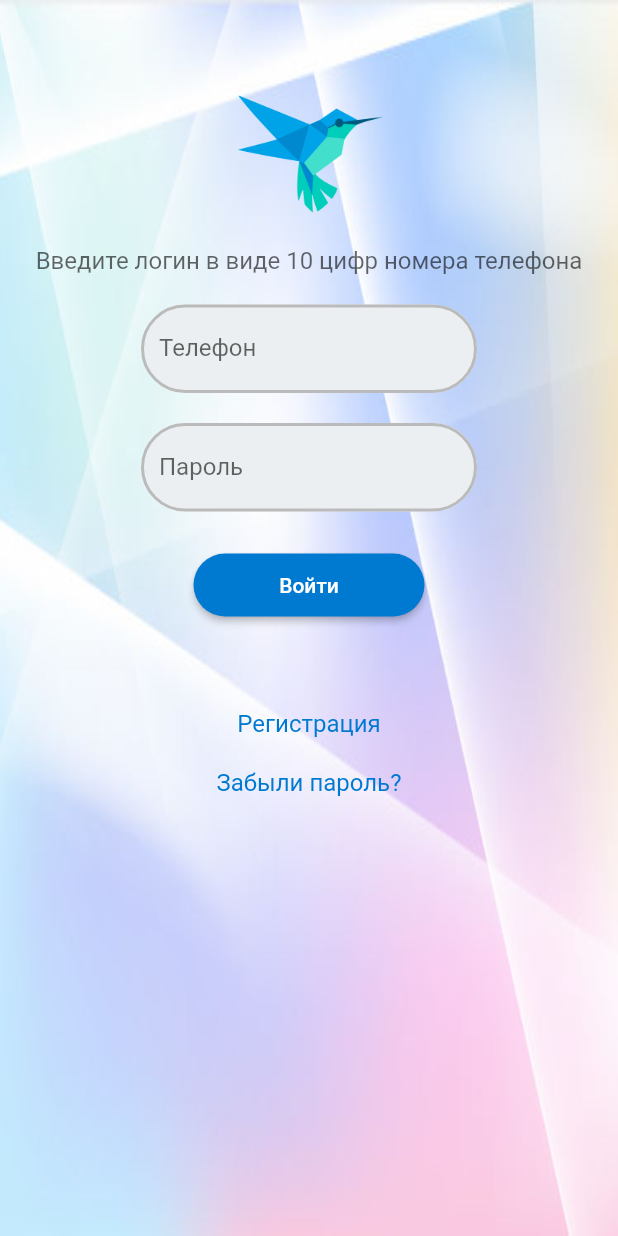
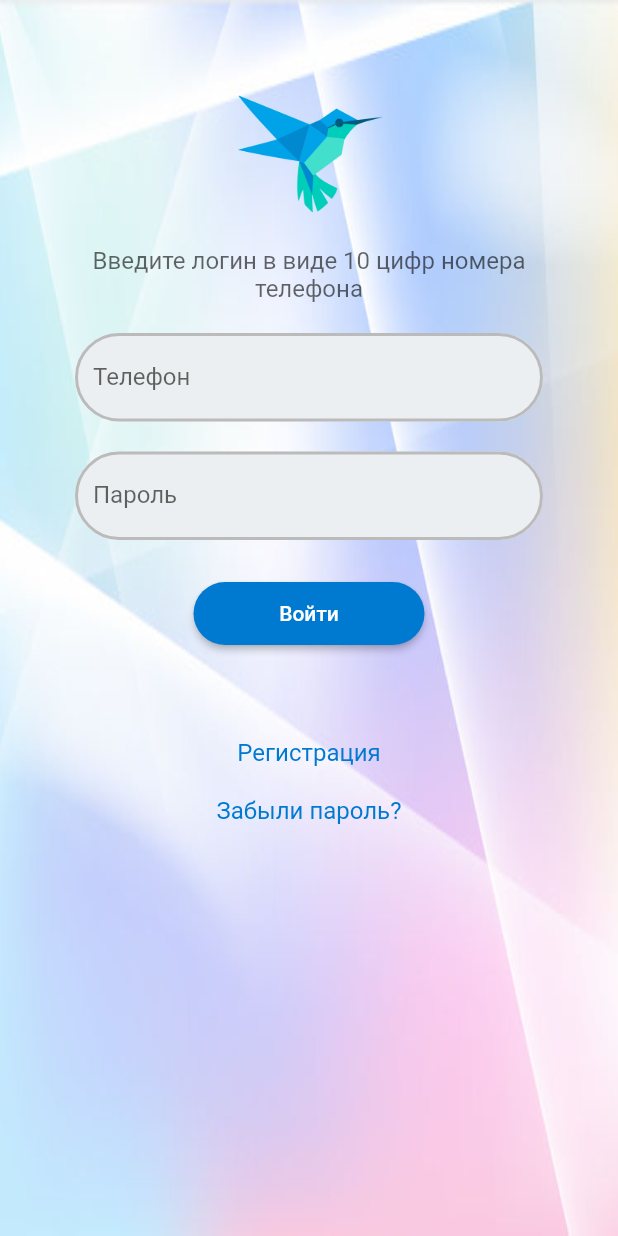
Before and after one commit to sfdrv19/page_auth, a Flutter app: the screen it shows after launch, on a phone screen of 412 x 824 dp. Run offline on Flutter 3.47's test engine with Material 2 defaults, Android fonts, the phone set to English and light mode, and no system bars.

Commit message:
+ прокрутка

```diff
--- /dev/null
+++ b/lib/expanded_demo_screen.dart
@@ -0,0 +1,18 @@
+import 'package:flutter/material.dart';
+
+class ExpandedDemoScreen extends StatelessWidget {
+  const ExpandedDemoScreen({Key? key}) : super(key: key);
+
+  @override
+  Widget build(BuildContext context) {
+    return MaterialApp(
+      home: Scaffold(
+        body: Row(
+          children: [
+            Text('Text'),
+          ],
+        ),
+      ),
+    );
+  }
+}
--- a/lib/main.dart
+++ b/lib/main.dart
@@ -13,7 +13,7 @@ class MyApp extends StatelessWidget {
       const borderStyle = OutlineInputBorder(
         borderRadius: BorderRadius.all(Radius.circular(36)),
         borderSide: BorderSide(
-          color: const Color(0xFFbbbbbb), width: 2));
+          color: Color(0xFFbbbbbb), width: 2));
       const linkTextStyle = TextStyle(
           fontSize: 16,
           color: Color(0xFF0079D0));
@@ -21,23 +21,29 @@ class MyApp extends StatelessWidget {
     return MaterialApp(
       home: Scaffold(
           body: Container(
-            decoration: BoxDecoration(
+            decoration: const BoxDecoration(
               image: DecorationImage(
                 image: AssetImage('assets/bg.jpg'),
                 fit: BoxFit.fill,
               )
             ),
             width: double.infinity,
+            height: double.infinity,
+            padding: const EdgeInsets.symmetric(horizontal: 50),
+            child: SingleChildScrollView(
               child: Column(children:  [
-              SizedBox(height: 60,),
-              SizedBox(width:110, height: 84, child: Image(image: AssetImage('assets/dart-logo.png'),),),
-              SizedBox(height: 20,),
-              Text('Введите логин в виде 10 цифр номера телефона',
+                const SizedBox(height: 60,),
+                const SizedBox(
+                  width:110,
+                  height: 84,
+                  child: Image(image: AssetImage('assets/dart-logo.png'),),),
+                const SizedBox(height: 20,),
+                const Text('Введите логин в виде 10 цифр номера телефона',
                 style: TextStyle(fontSize: 16, color: Color.fromRGBO(0, 0, 0, 0.6)),
                 textAlign: TextAlign.center,),
-              SizedBox(height: 20,),
-              const SizedBox(width: 224,
-                child: TextField(
+                const SizedBox(height: 20,),
+                const TextField(
+                  keyboardType: TextInputType.phone,
                   decoration: InputDecoration(
                     filled: true,
                     fillColor: Color(0xFFeceff1),
@@ -46,10 +52,8 @@ class MyApp extends StatelessWidget {
                     labelText: 'Телефон',
                   ),
                 ),
-              ),
-              SizedBox(height: 20,),
-              const SizedBox(width: 224,
-                child: TextField(
+                const SizedBox(height: 20,),
+                const TextField(
                   obscureText: true,
                   decoration: InputDecoration(
                     filled: true,
@@ -59,25 +63,26 @@ class MyApp extends StatelessWidget {
                     labelText: 'Пароль',
                   ),
                 ),
-              ),
-              SizedBox(height: 28,),
+                const SizedBox(height: 28,),
                 SizedBox(width: 154, height: 42,child:
-                ElevatedButton(onPressed: () {}, child: Text('Войти'),
+                  ElevatedButton(onPressed: () {},
+                    child: const Text('Войти'),
                   style: ElevatedButton.styleFrom(
-                  primary: Color(0xFF0079D0),
+                    primary: const Color(0xFF0079D0),
                     shape: RoundedRectangleBorder(
                       borderRadius: BorderRadius.circular(22.0),
                     )
                   ),)),
-              SizedBox(height: 62,),
+                const SizedBox(height: 62,),
                 InkWell(child: const Text('Регистрация',
                     style: linkTextStyle),
                   onTap: () {},),
-              SizedBox(height: 20,),
+                const SizedBox(height: 20,),
                 InkWell(child: const Text('Забыли пароль?',
                     style: linkTextStyle),
                   onTap: () {},),
               ],),
+            ),
           )
       ),
     );
```
Lines whose indentation alone changed are shown as unchanged.
